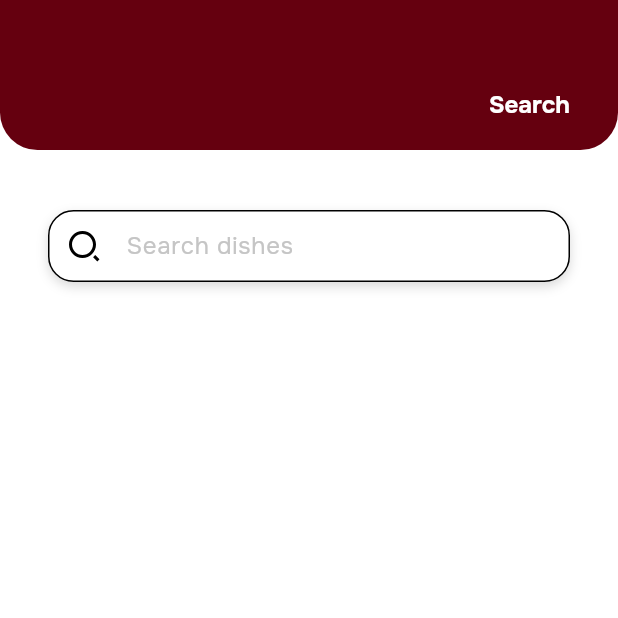
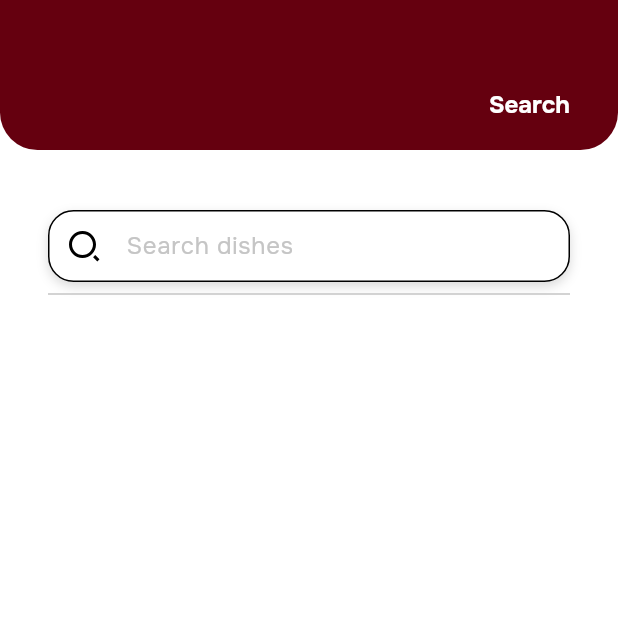
Before and after one commit to hrspnd/HAUlam, a Flutter app: the SearchPage screen opened directly, on a phone screen of 412 x 824 dp, the top half of it. Run offline on Flutter 3.47's test engine with Material 3 defaults, Android fonts, the phone set to English and light mode, and no system bars; our stand-ins replace auto_size_text, flutter_svg, google_sign_in, image_picker, supabase_flutter; accounts and stored records are empty; project files that could hold a hidden picture were left out.

Commit message:
Update search.dart

```diff
--- a/lib/screens/customer-stall-pages/search.dart
+++ b/lib/screens/customer-stall-pages/search.dart
@@ -20,7 +20,31 @@ class _SearchPageState extends State<SearchPage> {
       'stall': 'KIRSTENJOY',
       'image': 'assets/png/tocino.png',
     },
-    {'name': 'Tocilog', 'stall': 'MAMAMO', 'image': 'assets/png/tocilog.png'},
+    {
+      'name': 'Tapsilog',
+      'stall': 'KIRSTENJOY',
+      'image': 'assets/png/tocino.png',
+    },
+    {
+      'name': 'Tapsilog',
+      'stall': 'KIRSTENJOY',
+      'image': 'assets/png/tocino.png',
+    },
+    {
+      'name': 'Tapsilog',
+      'stall': 'KIRSTENJOY',
+      'image': 'assets/png/tocino.png',
+    },
+    {
+      'name': 'Tapsilog',
+      'stall': 'KIRSTENJOY',
+      'image': 'assets/png/tocino.png',
+    },
+    {
+      'name': 'Tapsilog',
+      'stall': 'KIRSTENJOY',
+      'image': 'assets/png/tocino.png',
+    },
   ];
 
   void _onSearchChanged(String value) {
@@ -142,6 +166,12 @@ class _SearchPageState extends State<SearchPage> {
                   ),
                 ),
               ),
+            ),
+
+            Divider(
+              color: Color(0xFFC5C5C5), // Line color
+              thickness: 1, // Line thickness
+              // height: 20,  // Space around the line
             ),
 
             // Grid of Search Results
```
